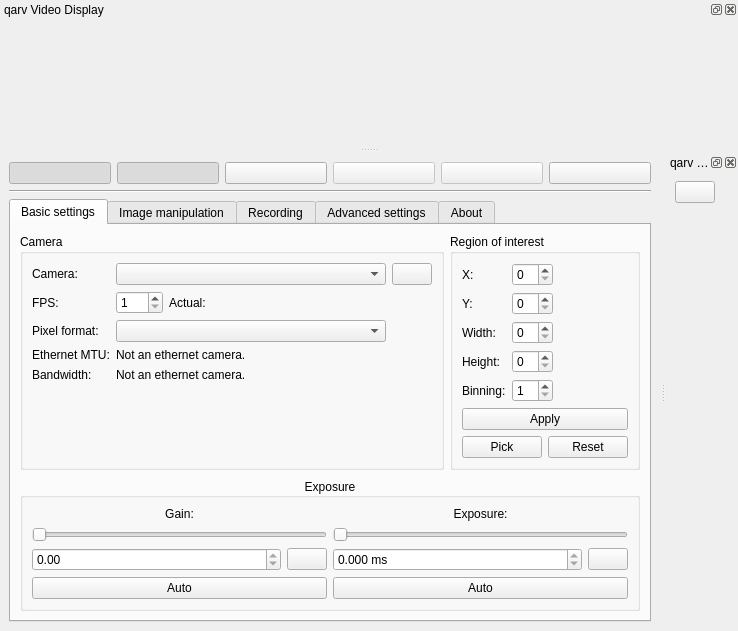
Before: the Qt Designer form src/mainwindow.ui in AD-Vega/qarv, drawn with Qt 5.
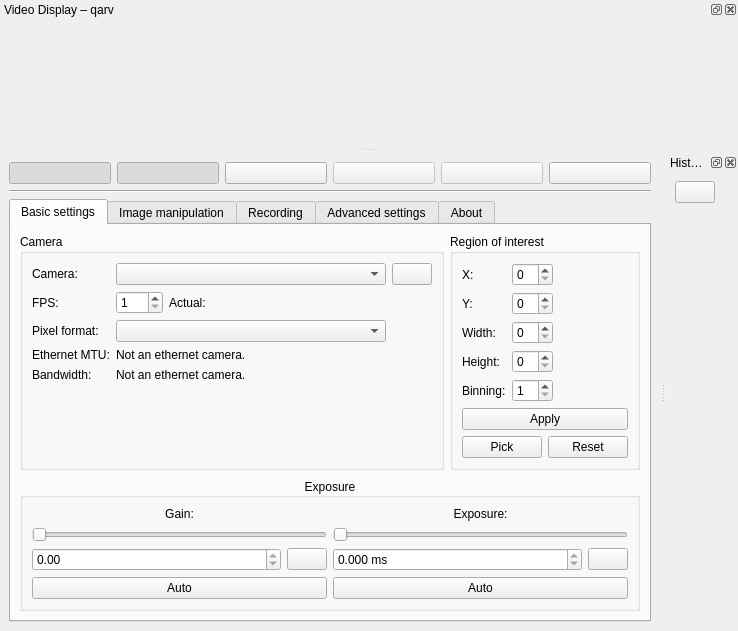
After: the same form once the commit is applied. Icons and pictures are not drawn. Custom widgets are drawn as their Qt base class.

Commit message: Change the titlebar text of the Video display and Histogram windows.

What changed in the file:
```diff
--- a/src/mainwindow.ui
+++ b/src/mainwindow.ui
@@ -929,7 +929,7 @@
   </widget>
   <widget class="QDockWidget" name="videodock">
    <property name="windowTitle">
-    <string>qarv Video Display</string>
+    <string>Video Display – qarv</string>
    </property>
    <attribute name="dockWidgetArea">
     <number>4</number>
@@ -951,7 +951,7 @@
   </widget>
   <widget class="QDockWidget" name="histogramdock">
    <property name="windowTitle">
-    <string>qarv Histogram</string>
+    <string>Histogram – qarv</string>
    </property>
    <attribute name="dockWidgetArea">
     <number>2</number>
```
The commit also changes 1 other file.
